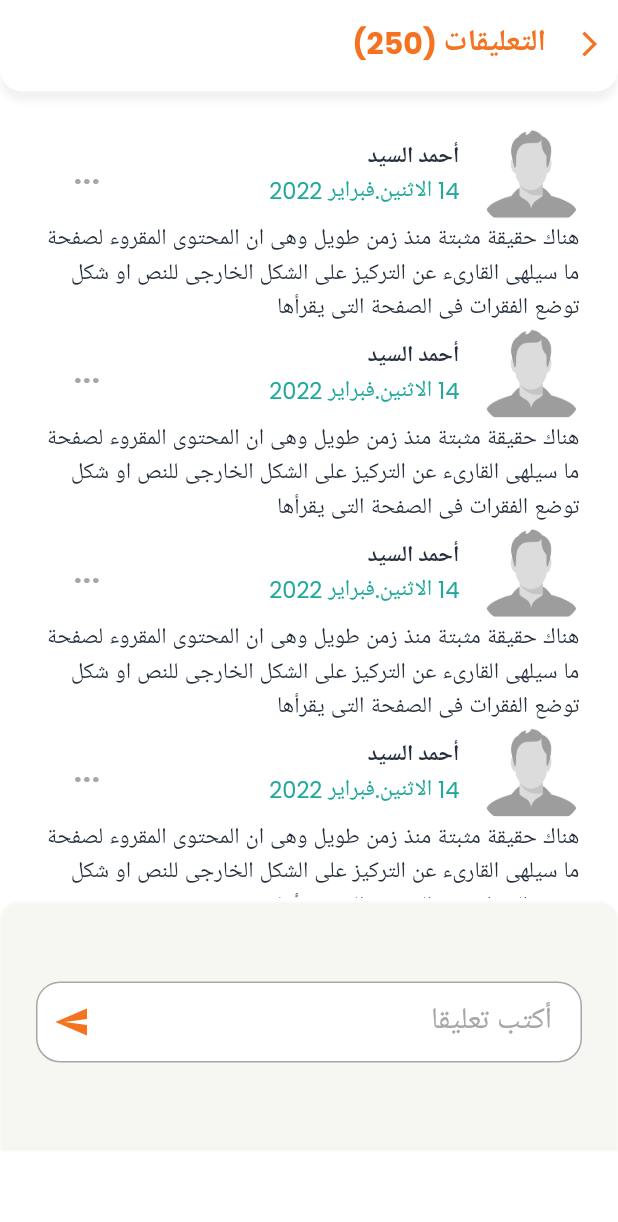
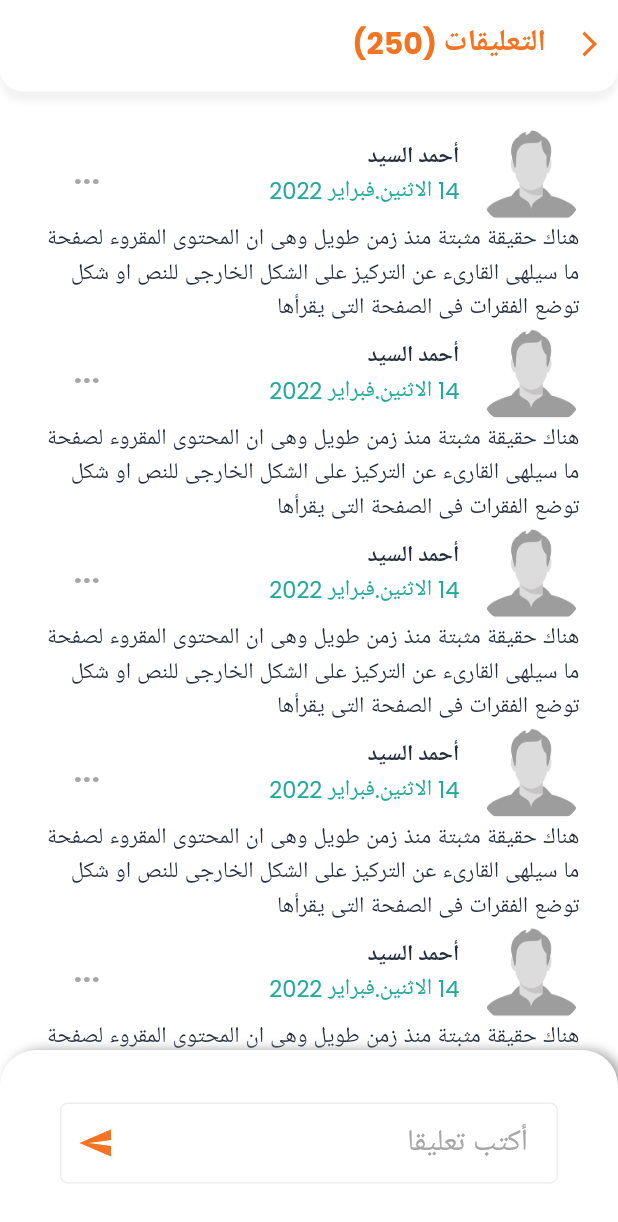
Before and after one commit to FiveDimensionsIT/HayahKarima, a Flutter app: the CommentView screen opened by its route, on a phone screen of 412 x 824 dp. Shown: the top 1222 px of the screen. Run offline on Flutter 3.47's test engine with Material 2 defaults, Android fonts, the phone set to English and light mode, and no system bars; our stand-ins replace connectivity_plus, dio, dotted_border, firebase_auth, flutter_svg, form_field_validator and 9 more; missing offline and left inert: ansicolor, barbecue; accounts and stored records are empty.

Commit message:
create new_post ui create comment ui create notification ui

```diff
--- a/lib/app/pages/comment/commnet_view.dart
+++ b/lib/app/pages/comment/commnet_view.dart
@@ -15,6 +15,7 @@ class CommentView extends StatelessWidget{
         backgroundColor: AppColors.current.neutral,
         resizeToAvoidBottomInset: false,
         body:_buildBody(),
+      bottomNavigationBar: _writeComment(),
     );
   }
    Widget _buildBody() {
@@ -28,17 +29,17 @@ class CommentView extends StatelessWidget{
            ),
            SizedBox(height: Get.height/36,),
            _contentNotification(),
-           _writeComment(),
+
          ],
        ),
      );
    }
 
   Widget _contentNotification(){
-    return Container(
-      padding: EdgeInsets.symmetric(horizontal: Get.width/16),
-      height: Get.height/1.6,
+    return Expanded(
+
       child: ListView.builder(
+          padding: EdgeInsets.symmetric(horizontal: Get.width/16),
         itemCount: 5,
           itemBuilder:(context,index){
           return Column(
@@ -109,32 +110,33 @@ class CommentView extends StatelessWidget{
   }
   Widget _writeComment(){
     return Container(
-      width: Get.width,
-      height: Get.height/5,
+      // width: Get.width,
+       height: 124,
+      padding: const EdgeInsets.symmetric(horizontal: 16,vertical: 16),
       decoration:  BoxDecoration(
           boxShadow: [
             BoxShadow(
-                offset: const Offset(0,3),
-                blurRadius: 0.5,
-                color:AppColors.current.background)
+                offset: const Offset(4,0),
+                blurRadius: 6,
+                color:AppColors.current.dimmed)
           ],
-          color: Colors.white12,
+          color: AppColors.current.neutral,
         borderRadius:const BorderRadius.only(
-          topRight: Radius.circular(12),
-          topLeft: Radius.circular(12),
+          topRight: Radius.circular(24),
+          topLeft: Radius.circular(24),
         )
       ),
       child: Center(
         child: Padding(
           padding: const EdgeInsets.symmetric(
               horizontal: 24),
-          child: TextField(
+          child: TextFormField(
             controller: null,
             decoration: InputDecoration(
-                enabledBorder: OutlineInputBorder(
-                  borderRadius: BorderRadius.circular(16.0),
-                  borderSide: BorderSide(color: AppColors.current.dimmed, width: 1.0,),
-                ),
+                // enabledBorder: OutlineInputBorder(
+                //   borderRadius: BorderRadius.circular(16.0),
+                //   borderSide: BorderSide(color: AppColors.current.dimmed, width: 1.0,),
+                // ),
               hintText: AppText.write_comment,
              suffixIcon:  Icon(Icons.send,
              color: AppColors.current.accent,),
```
Also changed, not shown: lib/app/pages/new_post/new_post_controller.dart (+16 -0 lines), lib/app/pages/new_post/new_post_view.dart (+22 -35 lines), lib/app/pages/notification/notification_view.dart (+9 -5 lines).
